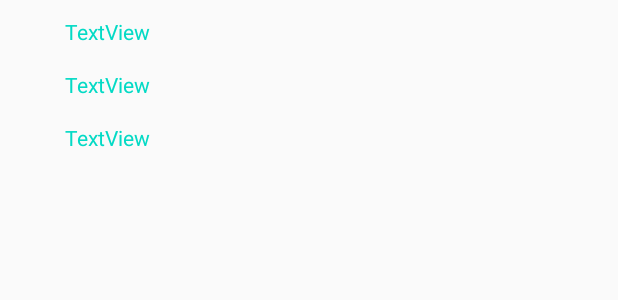
After one commit to bmax152/Pointeuse, an Android app: the layout list_histo_layout.xml on its own in the app's theme, with its tools: preview values and no code run, on a phone screen of 412 x 824 dp. The commit adds this screen. Shown: the top 300 px of the screen. Run offline under Robolectric (Android 15) with nearby library versions, the phone set to English and light mode, and no system bars.

Commit message:
List Histo Ok + fonction dao recherche entre 2 dates Ok

```diff
--- a/app/build.gradle
+++ b/app/build.gradle
@@ -31,6 +31,7 @@ dependencies {
     implementation 'androidx.appcompat:appcompat:1.2.0'
     implementation 'androidx.constraintlayout:constraintlayout:2.0.2'
     implementation 'com.j256.ormlite:ormlite-android:5.1'
+    implementation 'androidx.recyclerview:recyclerview:1.1.0'
     testImplementation 'junit:junit:4.12'
     androidTestImplementation 'androidx.test.ext:junit:1.1.2'
     androidTestImplementation 'androidx.test.espresso:espresso-core:3.3.0'
--- a/app/src/main/java/mb/solo/pointeuse/BaseActivity.java
+++ b/app/src/main/java/mb/solo/pointeuse/BaseActivity.java
@@ -29,7 +29,7 @@ public class BaseActivity extends AppCompatActivity {
 
         switch (item.getItemId()){
             case R.id.mi_histo:
-                //callActivity(CategoriesActivity.class);
+                callActivity(HistoActivity.class);
                 return true;
             default: //rien du tout
         }
--- a/app/src/main/java/mb/solo/pointeuse/model/Point.java
+++ b/app/src/main/java/mb/solo/pointeuse/model/Point.java
@@ -95,4 +95,8 @@ public class Point {
 
         return diffHour + "h" + diffMin + "min";
     }
+
+    static public String formatDiff(Point point){
+        return formatDiff(point.dateEntre, point.dateSortie);
+    }
 }
--- /dev/null
+++ b/app/src/main/res/layout/list_histo_layout.xml
@@ -0,0 +1,49 @@
+<?xml version="1.0" encoding="utf-8"?>
+<androidx.constraintlayout.widget.ConstraintLayout xmlns:android="http://schemas.android.com/apk/res/android"
+    xmlns:app="http://schemas.android.com/apk/res-auto"
+    xmlns:tools="http://schemas.android.com/tools"
+    android:layout_width="match_parent"
+    android:layout_height="wrap_content"
+    android:padding="5pt">
+
+    <TextView
+        android:id="@+id/textView3"
+        android:layout_width="0dp"
+        android:layout_height="wrap_content"
+        android:layout_marginStart="32dp"
+        android:layout_marginTop="16dp"
+        android:layout_marginEnd="32dp"
+        android:text="TextView"
+        android:textColor="@color/colorAccent"
+        android:textSize="14sp"
+        app:layout_constraintEnd_toEndOf="parent"
+        app:layout_constraintStart_toStartOf="parent"
+        app:layout_constraintTop_toBottomOf="@+id/textView2" />
+
+    <TextView
+        android:id="@+id/textView2"
+        android:layout_width="0dp"
+        android:layout_height="wrap_content"
+        android:layout_marginStart="32dp"
+        android:layout_marginEnd="32dp"
+        android:text="TextView"
+        android:textColor="@color/colorAccent"
+        android:textSize="14sp"
+        app:layout_constraintEnd_toEndOf="parent"
+        app:layout_constraintStart_toStartOf="parent"
+        app:layout_constraintTop_toTopOf="parent" />
+
+    <TextView
+        android:id="@+id/textView"
+        android:layout_width="0dp"
+        android:layout_height="wrap_content"
+        android:layout_marginStart="32dp"
+        android:layout_marginTop="16dp"
+        android:layout_marginEnd="32dp"
+        android:text="TextView"
+        android:textColor="@color/colorAccent"
+        android:textSize="14sp"
+        app:layout_constraintEnd_toEndOf="parent"
+        app:layout_constraintStart_toStartOf="parent"
+        app:layout_constraintTop_toBottomOf="@+id/textView3" />
+</androidx.constraintlayout.widget.ConstraintLayout>
```
Also changed, not shown: app/src/main/AndroidManifest.xml (+6 -1 lines), app/src/main/java/mb/solo/pointeuse/HistoActivity.java (+87 -0 lines), app/src/main/java/mb/solo/pointeuse/orm/PointDao.java (+13 -0 lines), app/src/main/res/layout/activity_histo.xml (+13 -0 lines).
